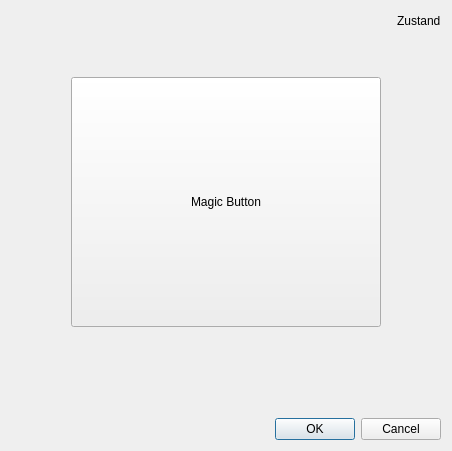
Above: apmui.ui from CHRISIzzDA/APM_Qt_UI_v1 before the change. Below: the same form after it.
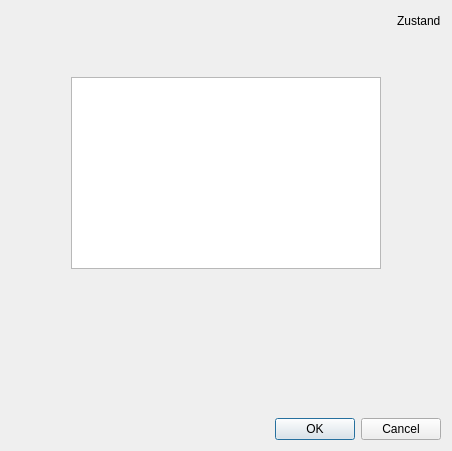
That is the form after the change.

What changed in the file:
```diff
--- a/apmui.ui
+++ b/apmui.ui
@@ -73,21 +73,12 @@
       </spacer>
      </item>
      <item>
-      <widget class="QPushButton" name="pb_test">
-       <property name="sizePolicy">
-        <sizepolicy hsizetype="Preferred" vsizetype="Preferred">
-         <horstretch>0</horstretch>
-         <verstretch>0</verstretch>
-        </sizepolicy>
+      <widget class="QPlainTextEdit" name="pte_Data">
+       <property name="readOnly">
+        <bool>true</bool>
        </property>
-       <property name="minimumSize">
-        <size>
-         <width>0</width>
-         <height>250</height>
-        </size>
-       </property>
-       <property name="text">
-        <string>Magic Button</string>
+       <property name="textInteractionFlags">
+        <set>Qt::NoTextInteraction</set>
        </property>
       </widget>
      </item>
```
